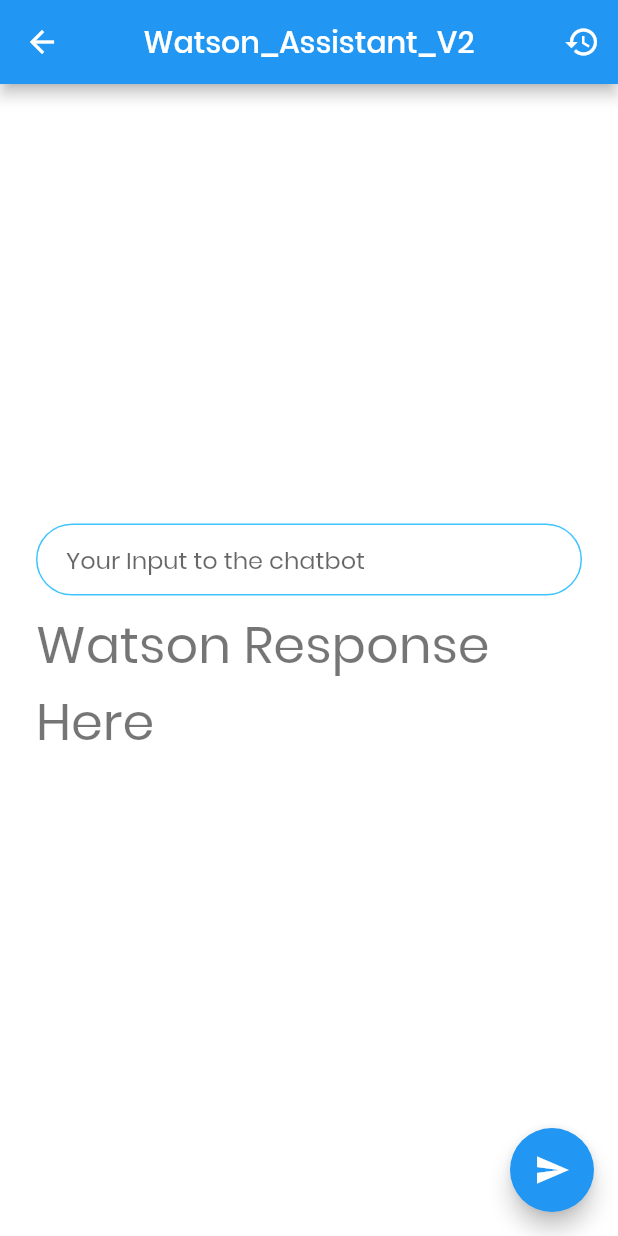
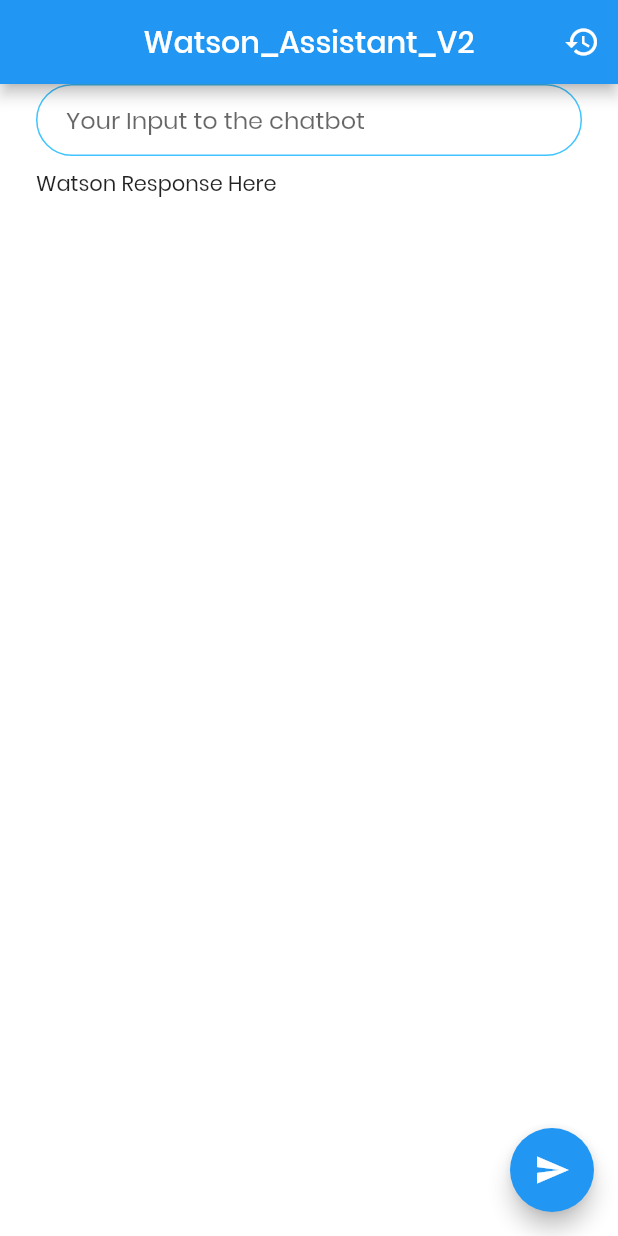
Before and after one commit to s-suryakiran/COVID-Fight, a Flutter app: the Chatbot screen opened directly, on a phone screen of 412 x 824 dp. Run offline on Flutter 3.47's test engine with Material 2 defaults, Android fonts, the phone set to English and light mode, and no system bars; our stand-ins replace flutter_svg; missing offline and left inert: watson_assistant_v2; project files that could hold a hidden picture were left out.

Commit message:
changes in chatbot.dart

```diff
--- a/lib/chatbot.dart
+++ b/lib/chatbot.dart
@@ -1,6 +1,7 @@
-
+import 'package:flutter/cupertino.dart';
 import 'package:flutter/material.dart';
 import 'package:watson_assistant_v2/watson_assistant_v2.dart';
+
 class Chatbot extends StatefulWidget {
   Chatbot({Key key, this.title}) : super(key: key);
 
@@ -12,13 +13,6 @@ class Chatbot extends StatefulWidget {
 
 class _ChatbotState extends State<Chatbot> {
   String _text;
-  WatsonAssistantV2Credential credential = WatsonAssistantV2Credential(
-    username: 'apikey',
-    apikey: 'Z7PJ-Fz7Y67qSKSgXZxR8EvvX2cuR-DGXl9nkJmN6kLY',
-    assistantID: 'ee6e952e-2521-4d03-82e3-46ee2ebfa858',
-    url: 'https://api.eu-gb.assistant.watson.cloud.ibm.com/instances/60d1e6fa-42ba-4a2e-9d4f-fae78ed68966/v2',
-  );
-
   WatsonAssistantApiV2 watsonAssistant;
   WatsonAssistantResponse watsonAssistantResponse;
   WatsonAssistantContext watsonAssistantContext =
@@ -39,9 +33,16 @@ class _ChatbotState extends State<Chatbot> {
   @override
   void initState() {
     super.initState();
-    watsonAssistant =
-        WatsonAssistantApiV2(watsonAssistantCredential: credential);
-    _callWatsonAssistant();
+    watsonAssistant = WatsonAssistantApiV2(
+        watsonAssistantCredential: WatsonAssistantV2Credential(
+            username: 'apikey',
+            apikey: 'jscOX35ToavABi423ZTClYKB6K7Rs0sxnFW4osnSX_gz',
+            assistantID: 'c2d0939d-b2b3-47df-848b-4f03c7bff066',
+            url:'https://api.us-south.assistant.watson.cloud.ibm.com/instances/9c3f5334-9ae1-4b6d-8fc4-56176e38bca5/v2'
+
+        ));
+
+//    _callWatsonAssistant();
   }
 
   @override
@@ -68,11 +69,11 @@ class _ChatbotState extends State<Chatbot> {
         backgroundColor: Colors.white,
         body: Padding(
           padding: EdgeInsets.symmetric(horizontal: 24.0),
-          child: Column(
-            mainAxisAlignment: MainAxisAlignment.center,
-            crossAxisAlignment: CrossAxisAlignment.stretch,
+          child: SafeArea(
+            child: ListView(
               children: <Widget>[
                 TextField(
+
                   controller: myController,
                   decoration: InputDecoration(
                     hintText: 'Your Input to the chatbot',
@@ -98,12 +99,13 @@ class _ChatbotState extends State<Chatbot> {
                 ),
                 Text(
                   _text != null ? '$_text' : 'Watson Response Here',
-                style: Theme.of(context).textTheme.display1,
+//                style: Theme.of(context).textTheme.display1,
                 ),
                 SizedBox(
                   height: 24.0,
                 ),
               ],
+            ),
           ),
         ),
       ),
--- a/lib/main.dart
+++ b/lib/main.dart
@@ -5,6 +5,7 @@ import 'package:flutter/material.dart';
 import 'package:flutter_svg/flutter_svg.dart';
 import 'status_updation.dart';
 import 'home_screen.dart';
+import 'chatbot.dart';
 void main() => runApp(MyApp());
 
 class MyApp extends StatelessWidget {
@@ -20,7 +21,8 @@ class MyApp extends StatelessWidget {
           textTheme: TextTheme(
             bodyText1: TextStyle(color: kBodyTextColor),
           )),
-      home:HomeScreen(),
+//      home:HomeScreen(),
+        home:Chatbot(),
     );
   }
 }
```
Lines whose indentation alone changed are shown as unchanged.
